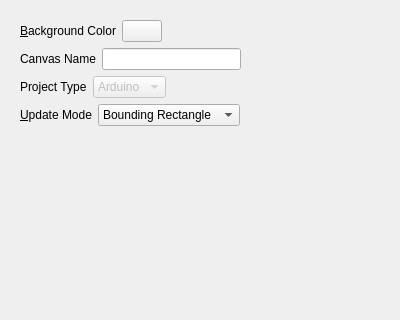
The window that UI/glowbot-canvas-settings.ui (textbrowser/glitch) describes before a commit, drawn with Qt 5; both pictures show x 0 to 400 and y 0 to 320 of the 400 by 500 pixel window.
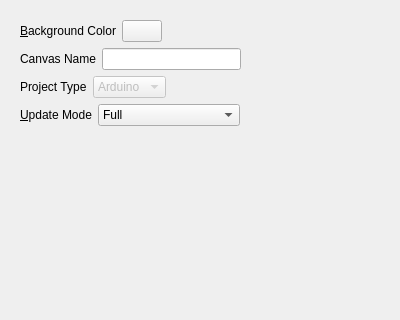
The same window after the commit.

```diff
--- a/UI/glowbot-canvas-settings.ui
+++ b/UI/glowbot-canvas-settings.ui
@@ -157,7 +157,7 @@
          <item>
           <widget class="QComboBox" name="update_mode">
            <property name="currentIndex">
-            <number>0</number>
+            <number>1</number>
            </property>
            <property name="sizeAdjustPolicy">
             <enum>QComboBox::AdjustToContents</enum>
```
Left out of the diff: 8 changed lines with no effect on the pictures.
